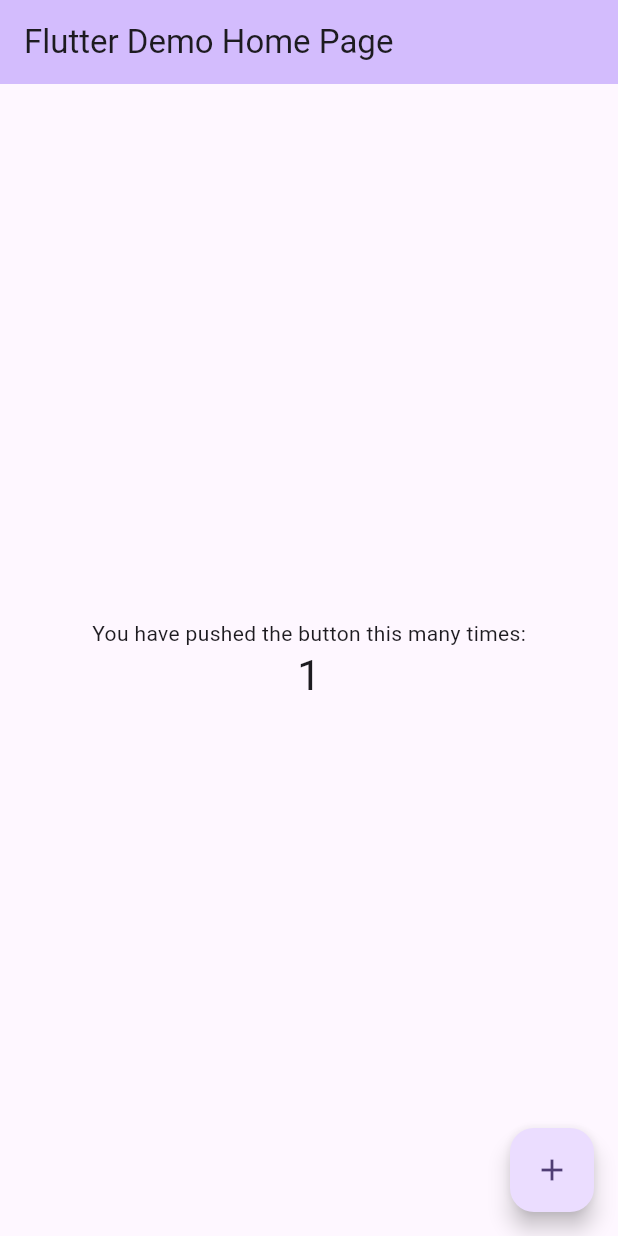
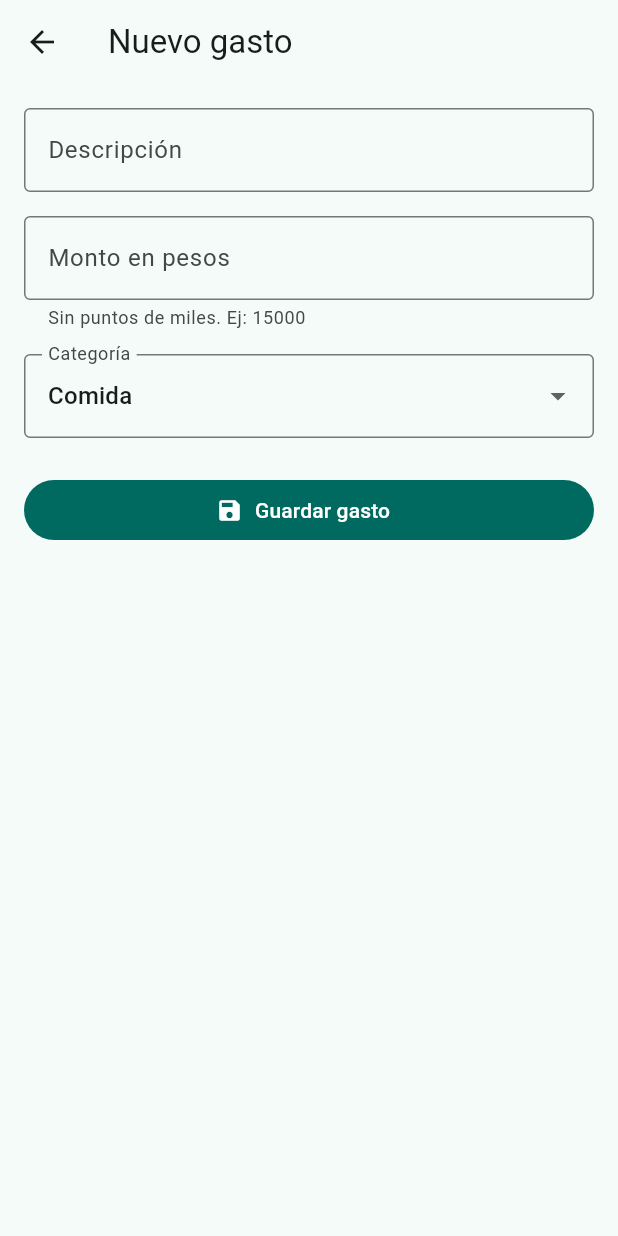
Before and after one commit to JuanG140/dinero_claro, a Flutter app: the screen it shows after launch, after a tap on the "add" icon, on a phone screen of 412 x 824 dp. Run offline on Flutter 3.47's test engine with Material 3 defaults, Android fonts, the phone set to English and light mode, and no system bars; our stand-ins replace material_ui.

Commit message:
Estructura de carpetas, modelo Gasto y navegación entre 4 pantallas

```diff
--- a/lib/main.dart
+++ b/lib/main.dart
@@ -1,122 +1,25 @@
 import 'package:material_ui/material_ui.dart';
 
+import 'screens/inicio_screen.dart';
+
 void main() {
-  runApp(const MyApp());
+  runApp(const DineroClaroApp());
 }
 
-class MyApp extends StatelessWidget {
-  const MyApp({super.key});
+/// Widget raíz de la aplicación: define el tema y la pantalla inicial.
+class DineroClaroApp extends StatelessWidget {
+  const DineroClaroApp({super.key});
 
-  // This widget is the root of your application.
   @override
   Widget build(BuildContext context) {
     return MaterialApp(
-      title: 'Flutter Demo',
+      title: 'DineroClaro',
+      debugShowCheckedModeBanner: false,
       theme: ThemeData(
-        // This is the theme of your application.
-        //
-        // TRY THIS: Try running your application with "flutter run". You'll see
-        // the application has a purple toolbar. Then, without quitting the app,
-        // try changing the seedColor in the colorScheme below to Colors.green
-        // and then invoke "hot reload" (save your changes or press the "hot
-        // reload" button in a Flutter-supported IDE, or press "r" if you used
-        // the command line to start the app).
-        //
-        // Notice that the counter didn't reset back to zero; the application
-        // state is not lost during the reload. To reset the state, use hot
-        // restart instead.
-        //
-        // This works for code too, not just values: Most code changes can be
-        // tested with just a hot reload.
-        colorScheme: .fromSeed(seedColor: Colors.deepPurple),
+        colorScheme: ColorScheme.fromSeed(seedColor: Colors.teal),
+        useMaterial3: true,
       ),
-      home: const MyHomePage(title: 'Flutter Demo Home Page'),
+      home: const InicioScreen(),
     );
   }
 }
-
-class MyHomePage extends StatefulWidget {
-  const MyHomePage({super.key, required this.title});
-
-  // This widget is the home page of your application. It is stateful, meaning
-  // that it has a State object (defined below) that contains fields that affect
-  // how it looks.
-
-  // This class is the configuration for the state. It holds the values (in this
-  // case the title) provided by the parent (in this case the App widget) and
-  // used by the build method of the State. Fields in a Widget subclass are
-  // always marked "final".
-
-  final String title;
-
-  @override
-  State<MyHomePage> createState() => _MyHomePageState();
-}
-
-class _MyHomePageState extends State<MyHomePage> {
-  int _counter = 0;
-
-  void _incrementCounter() {
-    setState(() {
-      // This call to setState tells the Flutter framework that something has
-      // changed in this State, which causes it to rerun the build method below
-      // so that the display can reflect the updated values. If we changed
-      // _counter without calling setState(), then the build method would not be
-      // called again, and so nothing would appear to happen.
-      _counter++;
-    });
-  }
-
-  @override
-  Widget build(BuildContext context) {
-    // This method is rerun every time setState is called, for instance as done
-    // by the _incrementCounter method above.
-    //
-    // The Flutter framework has been optimized to make rerunning build methods
-    // fast, so that you can just rebuild anything that needs updating rather
-    // than having to individually change instances of widgets.
-    return Scaffold(
-      appBar: AppBar(
-        // TRY THIS: Try changing the color here to a specific color (to
-        // Colors.amber, perhaps?) and trigger a hot reload to see the AppBar
-        // change color while the other colors stay the same.
-        backgroundColor: Theme.of(context).colorScheme.inversePrimary,
-        // Here we take the value from the MyHomePage object that was created by
-        // the App.build method, and use it to set our appbar title.
-        title: Text(widget.title),
-      ),
-      body: Center(
-        // Center is a layout widget. It takes a single child and positions it
-        // in the middle of the parent.
-        child: Column(
-          // Column is also a layout widget. It takes a list of children and
-          // arranges them vertically. By default, it sizes itself to fit its
-          // children horizontally, and tries to be as tall as its parent.
-          //
-          // Column has various properties to control how it sizes itself and
-          // how it positions its children. Here we use mainAxisAlignment to
-          // center the children vertically; the main axis here is the vertical
-          // axis because Columns are vertical (the cross axis would be
-          // horizontal).
-          //
-          // TRY THIS: Invoke "debug painting" (choose the "Toggle Debug Paint"
-          // action in the IDE, or press "p" in the console), to see the
-          // wireframe for each widget.
-          mainAxisAlignment: .center,
-          children: [
-            const Text('You have pushed the button this many times:'),
-            Text(
-              '$_counter',
-              style: Theme.of(context).textTheme.headlineMedium,
-            ),
-          ],
-        ),
-      ),
-      floatingActionButton: FloatingActionButton(
-        onPressed: _incrementCounter,
-        tooltip: 'Increment',
-        child: const Icon(Icons.add),
-      ),
-    );
-  }
-}
--- /dev/null
+++ b/lib/models/gasto.dart
@@ -0,0 +1,33 @@
+/// Representa un gasto que registra el estudiante.
+///
+/// Se guarda el monto en la moneda original y la tasa usada para pasarlo
+/// a pesos, así el valor en pesos no cambia aunque el dólar cambie después.
+class Gasto {
+  /// Identificador en la base de datos. Es null mientras no se ha guardado.
+  final int? id;
+  final String descripcion;
+
+  /// Monto tal como lo pagó el usuario, en su moneda original.
+  final double montoOriginal;
+
+  /// Código de la moneda: 'COP', 'USD' o 'EUR'.
+  final String moneda;
+
+  /// Cuántos pesos vale 1 unidad de [moneda]. Si la moneda es COP, vale 1.
+  final double tasa;
+  final String categoria;
+  final DateTime fecha;
+
+  const Gasto({
+    this.id,
+    required this.descripcion,
+    required this.montoOriginal,
+    required this.moneda,
+    required this.tasa,
+    required this.categoria,
+    required this.fecha,
+  });
+
+  /// El gasto convertido a pesos colombianos.
+  double get montoCop => montoOriginal * tasa;
+}
--- /dev/null
+++ b/lib/screens/detalle_gasto_screen.dart
@@ -0,0 +1,96 @@
+import 'package:material_ui/material_ui.dart';
+
+import '../models/gasto.dart';
+import '../utils/formato.dart';
+
+/// Pantalla 3: detalle de un gasto. Recibe el [Gasto] desde Inicio
+/// por el constructor: ese es el dato que viaja entre pantallas.
+class DetalleGastoScreen extends StatelessWidget {
+  final Gasto gasto;
+
+  const DetalleGastoScreen({super.key, required this.gasto});
+
+  /// Pide confirmación y, si el usuario acepta, regresa a Inicio con true.
+  Future<void> _confirmarBorrado(BuildContext context) async {
+    final confirmado = await showDialog<bool>(
+      context: context,
+      builder: (dialogContext) => AlertDialog(
+        title: const Text('¿Borrar este gasto?'),
+        content: const Text('Esta acción no se puede deshacer.'),
+        actions: [
+          TextButton(
+            onPressed: () => Navigator.pop(dialogContext, false),
+            child: const Text('Cancelar'),
+          ),
+          TextButton(
+            onPressed: () => Navigator.pop(dialogContext, true),
+            child: const Text('Borrar'),
+          ),
+        ],
+      ),
+    );
+    if (confirmado == true && context.mounted) {
+      Navigator.pop(context, true);
+    }
+  }
+
+  @override
+  Widget build(BuildContext context) {
+    final montoOriginal = gasto.moneda == 'COP'
+        ? formatoPesos(gasto.montoOriginal)
+        : '${gasto.montoOriginal.toStringAsFixed(2)} ${gasto.moneda}';
+
+    return Scaffold(
+      appBar: AppBar(title: const Text('Detalle del gasto')),
+      body: ListView(
+        padding: const EdgeInsets.all(16),
+        children: [
+          Text(
+            gasto.descripcion,
+            style: Theme.of(context).textTheme.headlineSmall,
+          ),
+          const SizedBox(height: 16),
+          _FilaDato(etiqueta: 'Categoría', valor: gasto.categoria),
+          _FilaDato(etiqueta: 'Fecha', valor: formatoFecha(gasto.fecha)),
+          _FilaDato(etiqueta: 'Monto original', valor: montoOriginal),
+          if (gasto.moneda != 'COP')
+            _FilaDato(
+              etiqueta: 'Tasa usada (1 ${gasto.moneda})',
+              valor: formatoPesos(gasto.tasa),
+            ),
+          _FilaDato(
+            etiqueta: 'Equivalente en pesos',
+            valor: formatoPesos(gasto.montoCop),
+          ),
+          const SizedBox(height: 24),
+          OutlinedButton.icon(
+            onPressed: () => _confirmarBorrado(context),
+            icon: const Icon(Icons.delete_outline),
+            label: const Text('Borrar gasto'),
+            style: OutlinedButton.styleFrom(foregroundColor: Colors.red),
+          ),
+        ],
+      ),
+    );
+  }
+}
+
+/// Fila reutilizable de etiqueta y valor.
+class _FilaDato extends StatelessWidget {
+  final String etiqueta;
+  final String valor;
+
+  const _FilaDato({required this.etiqueta, required this.valor});
+
+  @override
+  Widget build(BuildContext context) {
+    return ListTile(
+      contentPadding: EdgeInsets.zero,
+      title: Text(etiqueta),
+      trailing: Text(
+        valor,
+        style: const TextStyle(fontWeight: FontWeight.bold),
+      ),
+    );
+  }
+}
--- /dev/null
+++ b/lib/screens/inicio_screen.dart
@@ -0,0 +1,125 @@
+import 'package:material_ui/material_ui.dart';
+
+import '../models/gasto.dart';
+import '../utils/formato.dart';
+import '../widgets/tarjeta_gasto.dart';
+import 'detalle_gasto_screen.dart';
+import 'nuevo_gasto_screen.dart';
+import 'tasas_screen.dart';
+
+/// Pantalla 1: total gastado en el mes y lista de gastos.
+class InicioScreen extends StatefulWidget {
+  const InicioScreen({super.key});
+
+  @override
+  State<InicioScreen> createState() => _InicioScreenState();
+}
+
+class _InicioScreenState extends State<InicioScreen> {
+  // Por ahora los gastos viven en memoria: se pierden al cerrar la app.
+  // En la etapa 3 se guardan en SQLite.
+  final List<Gasto> _gastos = [];
+
+  /// Suma en pesos de los gastos del mes actual.
+  double get _totalMes {
+    final ahora = DateTime.now();
+    return _gastos
+        .where((g) => g.fecha.year == ahora.year && g.fecha.month == ahora.month)
+        .fold<double>(0, (suma, g) => suma + g.montoCop);
+  }
+
+  /// Abre el formulario y espera el gasto que devuelve con Navigator.pop.
+  Future<void> _abrirNuevoGasto() async {
+    final nuevo = await Navigator.push<Gasto>(
+      context,
+      MaterialPageRoute(builder: (_) => const NuevoGastoScreen()),
+    );
+    if (nuevo == null) return; // El usuario volvió sin guardar.
+    setState(() => _gastos.insert(0, nuevo));
+  }
+
+  /// Envía el gasto elegido a la pantalla de detalle (el dato que viaja).
+  /// Si allá lo borran, la pantalla devuelve true.
+  Future<void> _abrirDetalle(Gasto gasto) async {
+    final borrado = await Navigator.push<bool>(
+      context,
+      MaterialPageRoute(builder: (_) => DetalleGastoScreen(gasto: gasto)),
+    );
+    if (borrado == true) {
+      setState(() => _gastos.remove(gasto));
+    }
+  }
+
+  void _abrirTasas() {
+    Navigator.push(
+      context,
+      MaterialPageRoute(builder: (_) => const TasasScreen()),
+    );
+  }
+
+  @override
+  Widget build(BuildContext context) {
+    final tema = Theme.of(context);
+
+    return Scaffold(
+      appBar: AppBar(
+        title: const Text('DineroClaro'),
+        actions: [
+          IconButton(
+            icon: const Icon(Icons.currency_exchange),
+            tooltip: 'Tasas del día',
+            onPressed: _abrirTasas,
+          ),
+        ],
+      ),
+      body: Column(
+        children: [
+          SizedBox(
+            width: double.infinity,
+            child: Card(
+              margin: const EdgeInsets.all(16),
+              color: tema.colorScheme.primaryContainer,
+              child: Padding(
+                padding: const EdgeInsets.all(20),
+                child: Column(
+                  crossAxisAlignment: CrossAxisAlignment.start,
+                  children: [
+                    const Text('Gastado este mes'),
+                    const SizedBox(height: 4),
+                    Text(
+                      formatoPesos(_totalMes),
+                      style: tema.textTheme.headlineMedium?.copyWith(
+                        fontWeight: FontWeight.bold,
+                      ),
+                    ),
+                  ],
+                ),
+              ),
+            ),
+          ),
+          Expanded(
+            child: _gastos.isEmpty
+                ? const Center(
+                    child: Text(
+                      'Todavía no tienes gastos.\nToca + para agregar el primero.',
+                      textAlign: TextAlign.center,
+                    ),
+                  )
+                : ListView.builder(
+                    itemCount: _gastos.length,
+                    itemBuilder: (context, i) => TarjetaGasto(
+                      gasto: _gastos[i],
+                      onTap: () => _abrirDetalle(_gastos[i]),
+                    ),
+                  ),
+          ),
+        ],
+      ),
+      floatingActionButton: FloatingActionButton(
+        onPressed: _abrirNuevoGasto,
+        tooltip: 'Nuevo gasto',
+        child: const Icon(Icons.add),
+      ),
+    );
+  }
+}
--- /dev/null
+++ b/lib/screens/nuevo_gasto_screen.dart
@@ -0,0 +1,120 @@
+import 'package:material_ui/material_ui.dart';
+
+import '../models/gasto.dart';
+import '../utils/constantes.dart';
+
+/// Pantalla 2: formulario con validación para registrar un gasto.
+/// Al guardar, devuelve el gasto a Inicio con Navigator.pop.
+class NuevoGastoScreen extends StatefulWidget {
+  const NuevoGastoScreen({super.key});
+
+  @override
+  State<NuevoGastoScreen> createState() => _NuevoGastoScreenState();
+}
+
+class _NuevoGastoScreenState extends State<NuevoGastoScreen> {
+  final _formKey = GlobalKey<FormState>();
+  final _descripcionCtrl = TextEditingController();
+  final _montoCtrl = TextEditingController();
+  String _categoria = categorias.first;
+
+  @override
+  void dispose() {
+    // Los controladores se liberan para no dejar memoria ocupada.
+    _descripcionCtrl.dispose();
+    _montoCtrl.dispose();
+    super.dispose();
+  }
+
+  String? _validarDescripcion(String? valor) {
+    final texto = valor?.trim() ?? '';
+    if (texto.isEmpty) return 'Escribe en qué gastaste';
+    if (texto.length > 40) return 'Máximo 40 caracteres';
+    return null;
+  }
+
+  String? _validarMonto(String? valor) {
+    final texto = valor?.trim() ?? '';
+    if (texto.isEmpty) return 'Escribe el monto';
+    final numero = double.tryParse(texto.replaceAll(',', '.'));
+    if (numero == null) return 'Escribe solo números';
+    if (numero <= 0) return 'El monto debe ser mayor que 0';
+    return null;
+  }
+
+  void _guardar() {
+    // validate() ejecuta todos los validadores y muestra los errores.
+    if (!_formKey.currentState!.validate()) return;
+
+    final gasto = Gasto(
+      descripcion: _descripcionCtrl.text.trim(),
+      montoOriginal: double.parse(_montoCtrl.text.trim().replaceAll(',', '.')),
+      moneda: 'COP', // En la etapa 4 se podrá elegir USD o EUR.
+      tasa: 1,
+      categoria: _categoria,
+      fecha: DateTime.now(),
+    );
+    Navigator.pop(context, gasto);
+  }
+
+  @override
+  Widget build(BuildContext context) {
+    return Scaffold(
+      appBar: AppBar(title: const Text('Nuevo gasto')),
+      body: SingleChildScrollView(
+        padding: const EdgeInsets.all(16),
+        child: Form(
+          key: _formKey,
+          child: Column(
+            crossAxisAlignment: CrossAxisAlignment.stretch,
+            children: [
+              TextFormField(
+                controller: _descripcionCtrl,
+                textCapitalization: TextCapitalization.sentences,
+                decoration: const InputDecoration(
+                  labelText: 'Descripción',
+                  hintText: 'Ej: almuerzo, pasaje, Spotify',
+                  border: OutlineInputBorder(),
+                ),
+                validator: _validarDescripcion,
+              ),
+              const SizedBox(height: 16),
+              TextFormField(
+                controller: _montoCtrl,
+                keyboardType:
+                    const TextInputType.numberWithOptions(decimal: true),
+                decoration: const InputDecoration(
+                  labelText: 'Monto en pesos',
+                  helperText: 'Sin puntos de miles. Ej: 15000',
+                  prefixText: '\$ ',
+                  border: OutlineInputBorder(),
+                ),
+                validator: _validarMonto,
+              ),
+              const SizedBox(height: 16),
+              DropdownButtonFormField<String>(
+                initialValue: _categoria,
+                decoration: const InputDecoration(
+                  labelText: 'Categoría',
+                  border: OutlineInputBorder(),
+                ),
+                items: categorias
+                    .map((c) => DropdownMenuItem(value: c, child: Text(c)))
+                    .toList(),
+                onChanged: (valor) {
+                  if (valor != null) setState(() => _categoria = valor);
+                },
+              ),
+              const SizedBox(height: 24),
+              FilledButton.icon(
+                onPressed: _guardar,
+                icon: const Icon(Icons.save),
+                label: const Text('Guardar gasto'),
+              ),
+            ],
+          ),
+        ),
+      ),
+    );
+  }
+}
--- /dev/null
+++ b/lib/utils/constantes.dart
@@ -0,0 +1,23 @@
+import 'package:material_ui/material_ui.dart';
+
+/// Categorías disponibles para clasificar un gasto.
+const List<String> categorias = [
+  'Comida',
+  'Transporte',
+  'Estudio',
+  'Suscripciones',
+  'Ocio',
+  'Otros',
+];
+
+/// Devuelve el ícono que representa cada categoría en la lista de gastos.
+IconData iconoCategoria(String categoria) {
+  return switch (categoria) {
+    'Comida' => Icons.restaurant,
+    'Transporte' => Icons.directions_bus,
+    'Estudio' => Icons.school,
+    'Suscripciones' => Icons.subscriptions,
+    'Ocio' => Icons.sports_esports,
+    _ => Icons.receipt_long,
+  };
+}
--- /dev/null
+++ b/lib/utils/formato.dart
@@ -0,0 +1,27 @@
+/// Convierte un número en texto de pesos colombianos: 1234567 -> "$1.234.567".
+///
+/// Se redondea a pesos enteros y se ponen puntos cada tres cifras,
+/// recorriendo los dígitos de izquierda a derecha.
+String formatoPesos(double valor) {
+  final entero = valor.round();
+  final digitos = entero.abs().toString();
+  final buffer = StringBuffer();
+
+  for (int i = 0; i < digitos.length; i++) {
+    buffer.write(digitos[i]);
+    final faltan = digitos.length - i - 1;
+    if (faltan > 0 && faltan % 3 == 0) {
+      buffer.write('.');
+    }
+  }
+
+  final signo = entero < 0 ? '-' : '';
+  return '$signo\$$buffer';
+}
+
+/// Convierte una fecha en texto dd/mm/aaaa.
+String formatoFecha(DateTime fecha) {
+  final dia = fecha.day.toString().padLeft(2, '0');
+  final mes = fecha.month.toString().padLeft(2, '0');
+  return '$dia/$mes/${fecha.year}';
+}
--- /dev/null
+++ b/lib/widgets/tarjeta_gasto.dart
@@ -0,0 +1,30 @@
+import 'package:material_ui/material_ui.dart';
+
+import '../models/gasto.dart';
+import '../utils/constantes.dart';
+import '../utils/formato.dart';
+
+/// Tarjeta reutilizable que muestra un gasto en la lista de la pantalla Inicio.
+class TarjetaGasto extends StatelessWidget {
+  final Gasto gasto;
+  final VoidCallback onTap;
+
+  const TarjetaGasto({super.key, required this.gasto, required this.onTap});
+
+  @override
+  Widget build(BuildContext context) {
+    return Card(
+      margin: const EdgeInsets.symmetric(horizontal: 16, vertical: 4),
+      child: ListTile(
+        leading: CircleAvatar(child: Icon(iconoCategoria(gasto.categoria))),
+        title: Text(gasto.descripcion),
+        subtitle: Text('${gasto.categoria} · ${formatoFecha(gasto.fecha)}'),
+        trailing: Text(
+          formatoPesos(gasto.montoCop),
+          style: const TextStyle(fontWeight: FontWeight.bold),
+        ),
+        onTap: onTap,
+      ),
+    );
+  }
+}
--- a/pubspec.yaml
+++ b/pubspec.yaml
@@ -30,7 +30,7 @@ environment:
 dependencies:
   flutter:
     sdk: flutter
-  material_ui: ^1.1.0
+  material_ui: ^1.11.1
 
   # The following adds the Cupertino Icons font to your application.
   # Use with the CupertinoIcons class for iOS style icons.
```
Also changed, not shown: lib/screens/tasas_screen.dart (added, +30 -0 lines), 1 other file.
